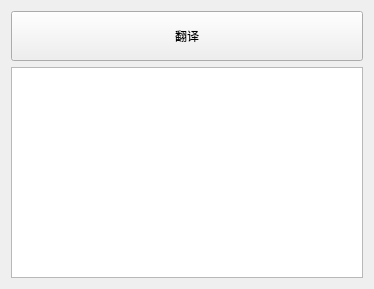
First picture: the form in UI_pdf_translate.ui, repository rocvfx/pdf_translate, before the edit.
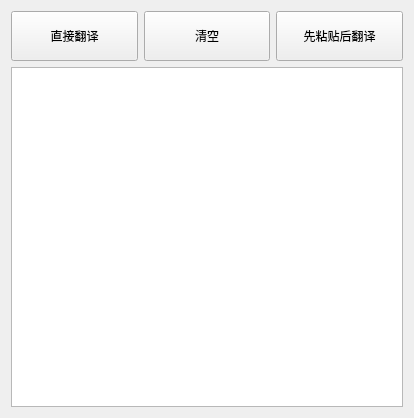
Second picture: the form after the edit.

Commit message: 增加清除功能，先粘贴后翻译功能

What changed in the file:
```diff
--- a/UI_pdf_translate.ui
+++ b/UI_pdf_translate.ui
@@ -6,8 +6,8 @@
    <rect>
     <x>0</x>
     <y>0</y>
-    <width>374</width>
-    <height>289</height>
+    <width>414</width>
+    <height>418</height>
    </rect>
   </property>
   <property name="windowTitle">
@@ -17,6 +17,8 @@
    <item>
     <layout class="QVBoxLayout" name="verticalLayout">
      <item>
+      <layout class="QHBoxLayout" name="horizontalLayout">
+       <item>
       <widget class="QPushButton" name="pushButton_translate">
        <property name="minimumSize">
         <size>
@@ -25,9 +27,37 @@
         </size>
        </property>
        <property name="text">
-        <string>翻译</string>
-       </property>
-      </widget>
+          <string>直接翻译</string>
+         </property>
+        </widget>
+       </item>
+       <item>
+        <widget class="QPushButton" name="pushButton_clear">
+         <property name="minimumSize">
+          <size>
+           <width>0</width>
+           <height>50</height>
+          </size>
+         </property>
+         <property name="text">
+          <string>清空</string>
+         </property>
+        </widget>
+       </item>
+       <item>
+        <widget class="QPushButton" name="pushButton_paste_translate">
+         <property name="minimumSize">
+          <size>
+           <width>0</width>
+           <height>50</height>
+          </size>
+         </property>
+         <property name="text">
+          <string>先粘贴后翻译</string>
+         </property>
+        </widget>
+       </item>
+      </layout>
      </item>
      <item>
       <widget class="QPlainTextEdit" name="plainTextEdit_pdf_text">
```
Lines whose indentation alone changed are shown as unchanged. The commit also changes 2 other files.
